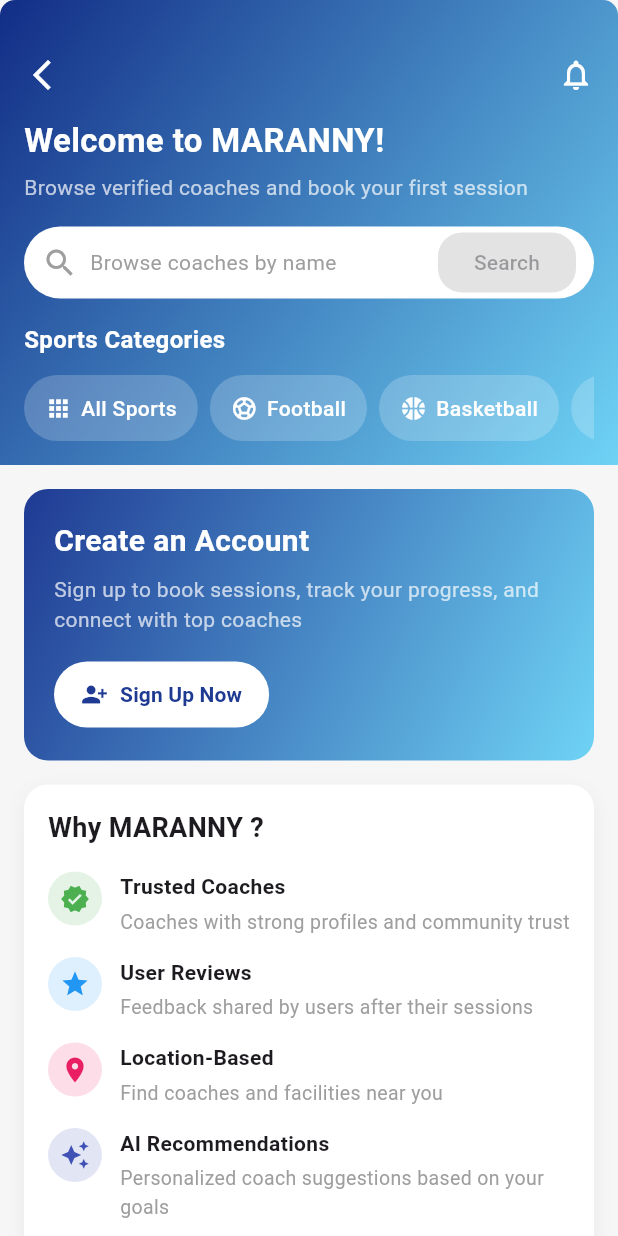
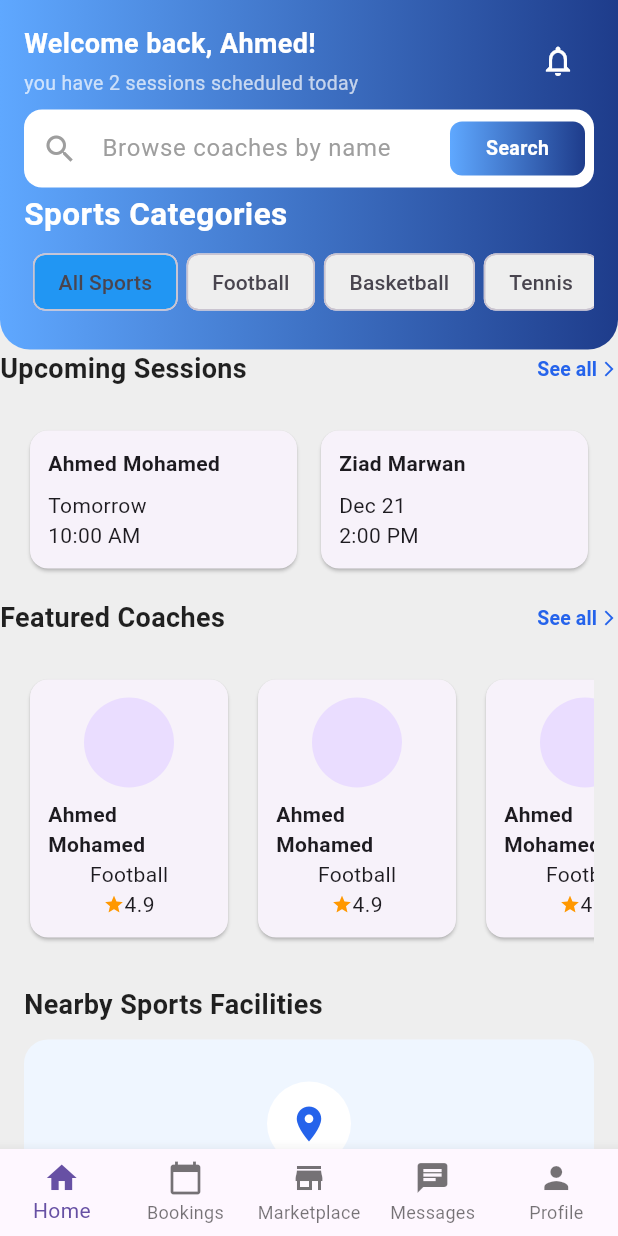
Before and after one commit to SalmaSwydan/maranny2, a Flutter app: the screen it shows after launch, on a phone screen of 412 x 824 dp. Run offline on Flutter 3.47's test engine with Material 3 defaults, Android fonts, the phone set to English and light mode, and no system bars.

Commit message:
added dashboard

```diff
--- /dev/null
+++ b/lib/layout/main_layout.dart
@@ -0,0 +1,45 @@
+import 'package:flutter/material.dart';
+
+import '../screens/bookings/bookings.dart';
+import '../screens/home/home_tab.dart';
+import '../screens/marketplace/marketplace.dart';
+import '../screens/messages/messages.dart';
+import '../screens/profile/profile.dart';
+
+class MainLayout extends StatefulWidget {
+  const MainLayout({super.key});
+
+  @override
+  State<MainLayout> createState() => _MainLayoutState();
+}
+
+class _MainLayoutState extends State<MainLayout> {
+  int _currentIndex = 0;
+
+  final List<Widget> _pages = const [
+    HomeTab(),
+    BookingsScreen(),
+    Marketplace(),
+    MessagesScreen(),
+    ProfileScreen(),
+  ];
+
+  @override
+  Widget build(BuildContext context) {
+    return Scaffold(
+      body: _pages[_currentIndex],
+      bottomNavigationBar: BottomNavigationBar(
+        currentIndex: _currentIndex,
+        onTap: (index) => setState(() => _currentIndex = index),
+        type: BottomNavigationBarType.fixed,
+        items: const [
+          BottomNavigationBarItem(icon: Icon(Icons.home), label: "Home"),
+          BottomNavigationBarItem(icon: Icon(Icons.calendar_today), label: "Bookings"),
+          BottomNavigationBarItem(icon: Icon(Icons.store), label: "Marketplace"),
+          BottomNavigationBarItem(icon: Icon(Icons.chat), label: "Messages"),
+          BottomNavigationBarItem(icon: Icon(Icons.person), label: "Profile"),
+        ],
+      ),
+    );
+  }
+}
--- a/lib/main.dart
+++ b/lib/main.dart
@@ -1,5 +1,9 @@
 import 'package:flutter/material.dart';
-import 'features/home/presentation/screens/guest_homescreen.dart';
+
+import 'layout/main_layout.dart';
+//import 'package:marrany3/screens/bookings.dart';
+//import 'package:marrany3/screens/home/home_tab.dart';
+
 
 void main() {
   runApp(const MyApp());
@@ -10,13 +14,12 @@ class MyApp extends StatelessWidget {
 
   @override
   Widget build(BuildContext context) {
-    return MaterialApp(
+    return const MaterialApp(
       debugShowCheckedModeBanner: false,
-      home: GuestHomeScreen(
-        onAuthRequired: () {
-          debugPrint('Auth required');
-        },
-      ),
+
+      home: MainLayout(),
+
+
     );
   }
 }
--- /dev/null
+++ b/lib/screens/bookings/bookings.dart
@@ -0,0 +1,12 @@
+import 'package:flutter/material.dart';
+
+class BookingsScreen extends StatelessWidget {
+  const BookingsScreen({super.key});
+
+  @override
+  Widget build(BuildContext context) {
+    return const Scaffold(
+      body: Center(child: Text("Bookings Screen")),
+    );
+  }
+}
--- /dev/null
+++ b/lib/screens/home/home_tab.dart
@@ -0,0 +1,32 @@
+import 'package:flutter/material.dart';
+import 'package:maranny_two/screens/home/widgets/_buildheader.dart';
+import 'package:maranny_two/screens/home/widgets/coaches.dart';
+import 'package:maranny_two/screens/home/widgets/coaches_title.dart';
+import 'package:maranny_two/screens/home/widgets/coming_sessions.dart';
+import 'package:maranny_two/screens/home/widgets/nearby_facilities_section.dart';
+import 'package:maranny_two/screens/home/widgets/upcoming_title.dart';
+
+class HomeTab extends StatelessWidget {
+  const HomeTab({super.key});
+
+  @override
+  Widget build(BuildContext context) {
+    return Scaffold(
+      backgroundColor: Colors.grey[200],
+      body: SafeArea(
+        child: SingleChildScrollView(
+          child: Column(
+            children: const [
+              HeaderSection(),
+               UpcomingTitle(),
+                ComingSessions(),
+                CoachesTitle(),
+                Coaches(),
+                NearbyFacilitiesSection(),
+            ],
+          ),
+        ),
+      ),
+    );
+  }
+}
--- /dev/null
+++ b/lib/screens/home/widgets/_buildheader.dart
@@ -0,0 +1,37 @@
+import 'package:flutter/material.dart';
+import 'package:maranny_two/screens/home/widgets/search_bar.dart';
+
+import '../../../theme/app_color.dart';
+import 'categories.dart';
+import 'categories_title.dart';
+import 'header_top.dart';
+
+
+class HeaderSection extends StatelessWidget {
+  const HeaderSection({super.key});
+
+  @override
+  Widget build(BuildContext context) {
+    return Container(
+      padding: const EdgeInsets.fromLTRB(16, 16, 16, 20),
+      decoration: const BoxDecoration(
+        gradient: AppColors.headerGradient,
+        borderRadius: BorderRadius.vertical(
+          bottom: Radius.circular(20),
+        ),
+      ),
+      child: Column(
+        crossAxisAlignment: CrossAxisAlignment.start,
+        children: const [
+          HeaderTop(),
+          SizedBox(height: 8),
+          SearchBarr(),
+          SizedBox(height: 3),
+          CategoriesTitle(),
+          SizedBox(height: 5),
+          Categories(),
+        ],
+      ),
+    );
+  }
+}
--- /dev/null
+++ b/lib/screens/home/widgets/bottom_navigation.dart
@@ -0,0 +1,30 @@
+import 'package:flutter/material.dart';
+
+class BottomNavigation extends StatefulWidget {
+  const BottomNavigation({super.key});
+
+  @override
+  State<BottomNavigation> createState() => _BottomNavigationState();
+}
+
+class _BottomNavigationState extends State<BottomNavigation> {
+  int _currentIndex = 0;
+
+  @override
+  Widget build(BuildContext context) {
+    return BottomNavigationBar(
+      currentIndex: _currentIndex,
+      onTap: (index) {
+        setState(() => _currentIndex = index);
+      },
+      type: BottomNavigationBarType.fixed,
+      items: const [
+        BottomNavigationBarItem(icon: Icon(Icons.home), label: "Home"),
+        BottomNavigationBarItem(icon: Icon(Icons.calendar_today), label: "Bookings"),
+        BottomNavigationBarItem(icon: Icon(Icons.store), label: "Marketplace"),
+        BottomNavigationBarItem(icon: Icon(Icons.chat), label: "Messages"),
+        BottomNavigationBarItem(icon: Icon(Icons.person), label: "Profile"),
+      ],
+    );
+  }
+}
--- /dev/null
+++ b/lib/screens/home/widgets/categories.dart
@@ -0,0 +1,28 @@
+import 'package:flutter/material.dart';
+
+class Categories extends StatelessWidget {
+
+  const Categories({super.key});
+
+  @override
+  Widget build(BuildContext context) {
+    final categories = ["All Sports", "Football", "Basketball", "Tennis","Paddel", "Volleyball"];
+    return SizedBox(
+    height: 50,
+    child: ListView.builder(
+      scrollDirection: Axis.horizontal,
+      itemCount: categories.length,
+      itemBuilder: (context, index) {
+        return Padding(
+          padding: EdgeInsets.only(left: 6),
+          child: Chip(
+            label: Text(categories[index]),
+            backgroundColor:
+                index == 0 ? Colors.blue : Colors.grey[200],
+          ),
+        );
+      },
+    ),
+  );
+  }
+}
--- /dev/null
+++ b/lib/screens/home/widgets/categories_title.dart
@@ -0,0 +1,18 @@
+import 'package:flutter/material.dart';
+
+class CategoriesTitle extends StatelessWidget {
+  const CategoriesTitle({super.key});
+
+  @override
+  Widget build(BuildContext context) {
+    return const Text(
+      "Sports Categories",
+      style: TextStyle(
+        color: Colors.white,
+        fontSize: 21,
+        fontWeight: FontWeight.bold,
+        letterSpacing: 0.3,
+      ),
+    );
+  }
+}
--- /dev/null
+++ b/lib/screens/home/widgets/coaches.dart
@@ -0,0 +1,60 @@
+import 'package:flutter/material.dart';
+
+class Coaches extends StatelessWidget {
+  const Coaches({super.key});
+
+  @override
+  Widget build(BuildContext context) {
+    return Padding(
+    padding: EdgeInsets.all(16),
+    child: Column(
+      children: [
+      //  _sectiontitl("Coaches for you", "See more"),
+        SizedBox(height: 8),
+        SizedBox(
+          height: 180,
+          child: ListView.builder(
+            scrollDirection: Axis.horizontal,
+            itemCount: 4,
+            itemBuilder: (context, index) {
+              return _coachCard();
+            },
+          ),
+        ),
+      ],
+    ),
+  );
+}
+
+Widget _coachCard() {
+  return Container(
+    width: 140,
+    margin: EdgeInsets.only(right: 12),
+    child: Card(
+      shape: RoundedRectangleBorder(
+          borderRadius: BorderRadius.circular(12)),
+      child: Padding(
+        padding: EdgeInsets.all(12),
+        child: Column(
+          children: [
+            CircleAvatar(radius: 30),
+            SizedBox(height: 8),
+            Text("Ahmed Mohamed",
+                style: TextStyle(fontWeight: FontWeight.bold)),
+            Text("Football"),
+            Row(
+              mainAxisAlignment: MainAxisAlignment.center,
+              children: [
+                Icon(Icons.star, size: 14, color: Colors.orange),
+                Text("4.9"),
+              ],
+            )
+          ],
+        ),
+      ),
+    ),
+  );
+  }
+
+
+}
--- /dev/null
+++ b/lib/screens/home/widgets/coaches_title.dart
@@ -0,0 +1,51 @@
+import 'package:flutter/material.dart';
+
+class CoachesTitle extends StatelessWidget {
+  const CoachesTitle({super.key});
+
+  @override
+  Widget build(BuildContext context) {
+    return Row(
+
+      mainAxisAlignment: MainAxisAlignment.spaceBetween,
+      children: [
+        const Text(
+          "Featured Coaches",
+          style: TextStyle(
+            fontSize: 18,
+            fontWeight: FontWeight.bold,
+            color: Colors.black87,
+          ),
+        ),
+        TextButton(
+          onPressed: () {
+
+                    },
+          style: TextButton.styleFrom(
+            padding: EdgeInsets.zero,
+            minimumSize: const Size(0, 0),
+            tapTargetSize: MaterialTapTargetSize.shrinkWrap,
+          ),
+          child: const Row(
+            children: [
+              Text(
+                "See all",
+                style: TextStyle(
+                  color: Color(0xFF2563EB), // لون الثيم
+                  fontWeight: FontWeight.w600,
+                  fontSize: 13,
+                ),
+              ),
+              SizedBox(width: 2),
+              Icon(
+                Icons.arrow_forward_ios,
+                size: 12,
+                color: Color(0xFF2563EB),
+              ),
+            ],
+          ),
+        ),
+      ],
+    );
+  }
+}
--- /dev/null
+++ b/lib/screens/home/widgets/coming_sessions.dart
@@ -0,0 +1,47 @@
+import 'package:flutter/material.dart';
+
+class ComingSessions extends StatelessWidget {
+  const ComingSessions({super.key});
+
+  @override
+  Widget build(BuildContext context) {
+    return Padding(
+    padding: EdgeInsets.all(16),
+    child: Column(
+      crossAxisAlignment: CrossAxisAlignment.start,
+      children: [
+       // _sessionCard("Sarah Ahmed", "Dec 15", "2:00 PM"),
+        SizedBox(height: 8),
+        Row(
+          children: [
+            _sessionCard("Ahmed Mohamed", "Tomorrow", "10:00 AM"),
+            SizedBox(width: 8),
+            _sessionCard("Ziad Marwan", "Dec 21", "2:00 PM"),
+          ],
+        )
+      ],
+    ),
+  );
+}
+
+Widget _sessionCard(String name, String date, String time) {
+  return Expanded(
+    child: Card(
+      shape: RoundedRectangleBorder(
+          borderRadius: BorderRadius.circular(12)),
+      child: Padding(
+        padding: EdgeInsets.all(12),
+        child: Column(
+          crossAxisAlignment: CrossAxisAlignment.start,
+          children: [
+            Text(name, style: TextStyle(fontWeight: FontWeight.bold)),
+            SizedBox(height: 8),
+            Text(date),
+            Text(time),
+          ],
+        ),
+      ),
+    ),
+  );
+}
+  }
--- /dev/null
+++ b/lib/screens/home/widgets/facilities_card.dart
@@ -0,0 +1,58 @@
+import 'package:flutter/material.dart';
+
+class FacilitiesCard extends StatelessWidget {
+  const FacilitiesCard({super.key});
+
+  @override
+  Widget build(BuildContext context) {
+     return InkWell(
+      borderRadius: BorderRadius.circular(16),
+      onTap: () {
+        // TODO: navigate to map screen
+      },
+      child: Container(
+        width: double.infinity,
+        padding: const EdgeInsets.symmetric(vertical: 28),
+        decoration: BoxDecoration(
+          color: const Color(0xFFEFF6FF), // أزرق فاتح جدًا
+          borderRadius: BorderRadius.circular(16),
+        ),
+        child: Column(
+          mainAxisAlignment: MainAxisAlignment.center,
+          children: [
+            Container(
+              padding: const EdgeInsets.all(14),
+              decoration: BoxDecoration(
+                color: Colors.white,
+                shape: BoxShape.circle,
+              ),
+              child: const Icon(
+                Icons.location_on,
+                size: 28,
+                color: Color(0xFF2563EB), // لون الثيم
+              ),
+            ),
+            const SizedBox(height: 12),
+            const Text(
+              "Find Sports Facilities",
+              style: TextStyle(
+                fontSize: 15,
+                fontWeight: FontWeight.w600,
+                color: Colors.black87,
+              ),
+            ),
+            const SizedBox(height: 6),
+            const Text(
+              "Tap to view nearby gyms, courts & studios",
+              textAlign: TextAlign.center,
+              style: TextStyle(
+                fontSize: 13,
+                color: Colors.black54,
+              ),
+            ),
+          ],
+        ),
+      ),
+    );
+  }
+}
--- /dev/null
+++ b/lib/screens/home/widgets/header_top.dart
@@ -0,0 +1,40 @@
+import 'package:flutter/material.dart';
+
+class HeaderTop extends StatelessWidget {
+  const HeaderTop({super.key});
+
+  @override
+  Widget build(BuildContext context) {
+   return Row(
+      children: [
+        const Expanded(
+          child: Column(
+            crossAxisAlignment: CrossAxisAlignment.start,
+            children: [
+              Text(
+                "Welcome back, Ahmed!",
+                style: TextStyle(
+                  color: Colors.white,
+                  fontSize: 18,
+                  fontWeight: FontWeight.bold,
+                ),
+              ),
+              SizedBox(height: 4),
+              Text(
+                "you have 2 sessions scheduled today",
+                style: TextStyle(
+                  color: Colors.white70,
+                  fontSize: 13,
+                ),
+              ),
+            ],
+          ),
+        ),
+        IconButton(
+          onPressed: () {},
+          icon: const Icon(Icons.notifications_none, color: Colors.white),
+        )
+      ],
+    );
+  }
+}
--- /dev/null
+++ b/lib/screens/home/widgets/nearby_facilities_section.dart
@@ -0,0 +1,29 @@
+import 'package:flutter/material.dart';
+
+import 'facilities_card.dart';
+
+class NearbyFacilitiesSection extends StatelessWidget {
+  const NearbyFacilitiesSection({super.key});
+
+  @override
+  Widget build(BuildContext context) {
+    return Padding(
+      padding: const EdgeInsets.symmetric(horizontal: 16, vertical: 12),
+      child: Column(
+        crossAxisAlignment: CrossAxisAlignment.start,
+        children: [
+          const Text(
+            "Nearby Sports Facilities",
+            style: TextStyle(
+              fontSize: 18,
+              fontWeight: FontWeight.bold,
+              color: Colors.black87,
+            ),
+          ),
+          const SizedBox(height: 10),
+          FacilitiesCard(),
+        ],
+      ),
+    );
+  }
+}
--- /dev/null
+++ b/lib/screens/home/widgets/search_bar.dart
@@ -0,0 +1,53 @@
+import 'package:flutter/material.dart';
+import '../../../theme/app_color.dart';
+
+class SearchBarr extends StatelessWidget {
+  const SearchBarr({super.key});
+
+  @override
+  Widget build(BuildContext context) {
+    return TextField(
+      decoration: InputDecoration(
+        hintText: "Browse coaches by name",
+        hintStyle: const TextStyle(color: Colors.grey),
+        prefixIcon: const Icon(Icons.search, color: Colors.grey),
+
+        // 👇 تثبيت حجم زر Search
+        suffixIcon: Padding(
+          padding: const EdgeInsets.all(6),
+          child: SizedBox(
+            width: 90, // 👈 مهم
+            child: DecoratedBox(
+              decoration: const BoxDecoration(
+                gradient: AppColors.headerGradient,
+                borderRadius: BorderRadius.all(Radius.circular(8)),
+              ),
+              child: InkWell(
+                borderRadius: BorderRadius.circular(8),
+                onTap: () {},
+                child: const Center(
+                  child: Text(
+                    "Search",
+                    style: TextStyle(
+                      color: Colors.white,
+                      fontWeight: FontWeight.w600,
+                      fontSize: 13,
+                    ),
+                  ),
+                ),
+              ),
+            ),
+          ),
+        ),
+
+        filled: true,
+        fillColor: Colors.white,
+        contentPadding: const EdgeInsets.symmetric(vertical: 14),
+        border: OutlineInputBorder(
+          borderRadius: BorderRadius.circular(12),
+          borderSide: BorderSide.none,
+        ),
+      ),
+    );
+  }
+}
--- /dev/null
+++ b/lib/screens/home/widgets/upcoming_title.dart
@@ -0,0 +1,50 @@
+import 'package:flutter/material.dart';
+
+class UpcomingTitle extends StatelessWidget {
+  const UpcomingTitle({super.key});
+
+  @override
+  Widget build(BuildContext context) {
+   return Row(
+      mainAxisAlignment: MainAxisAlignment.spaceBetween,
+      children: [
+        const Text(
+          "Upcoming Sessions",
+          style: TextStyle(
+            fontSize: 18,
+            fontWeight: FontWeight.bold,
+            color: Colors.black87,
+          ),
+        ),
+        TextButton(
+          onPressed: () {
+
+                    },
+          style: TextButton.styleFrom(
+            padding: EdgeInsets.zero,
+            minimumSize: const Size(0, 0),
+            tapTargetSize: MaterialTapTargetSize.shrinkWrap,
+          ),
+          child: const Row(
+            children: [
+              Text(
+                "See all",
+                style: TextStyle(
+                  color: Color(0xFF2563EB), // لون الثيم
+                  fontWeight: FontWeight.w600,
+                  fontSize: 13,
+                ),
+              ),
+              SizedBox(width: 2),
+              Icon(
+                Icons.arrow_forward_ios,
+                size: 12,
+                color: Color(0xFF2563EB),
+              ),
+            ],
+          ),
+        ),
+      ],
+    );
+  }
+}
--- /dev/null
+++ b/lib/screens/marketplace/marketplace.dart
@@ -0,0 +1,12 @@
+import 'package:flutter/material.dart';
+
+class Marketplace extends StatelessWidget {
+  const Marketplace({super.key});
+
+  @override
+  Widget build(BuildContext context) {
+    return const Scaffold(
+      body: Center(child: Text("Marketplace Screen")),
+    );
+  }
+}
--- /dev/null
+++ b/lib/screens/messages/messages.dart
@@ -0,0 +1,12 @@
+import 'package:flutter/material.dart';
+
+class MessagesScreen extends StatelessWidget {
+  const MessagesScreen({super.key});
+
+  @override
+  Widget build(BuildContext context) {
+    return const Scaffold(
+      body: Center(child: Text("Messages Screen")),
+    );
+  }
+}
--- /dev/null
+++ b/lib/screens/profile/profile.dart
@@ -0,0 +1,17 @@
+import 'package:flutter/material.dart';
+
+class ProfileScreen extends StatelessWidget {
+  const ProfileScreen({super.key});
+
+  @override
+  Widget build(BuildContext context) {
+    return const Scaffold(
+      body: Center(
+        child: Text(
+          "Profile Screen",
+          style: TextStyle(fontSize: 18),
+        ),
+      ),
+    );
+  }
+}
--- /dev/null
+++ b/lib/theme/app_color.dart
@@ -0,0 +1,14 @@
+import 'package:flutter/material.dart';
+
+class AppColors {
+  static const headerGradient = LinearGradient(
+    colors: [
+      Color(0xFF5FA8FF),
+      Color(0xFF1E3C8B),
+    ],
+  );
+
+  static const primary = Color(0xFF1E3C8B);
+  static const confirmed = Color(0xFFDCF5E4);
+  static const pending = Color(0xFFFFF3CD);
+}
```
